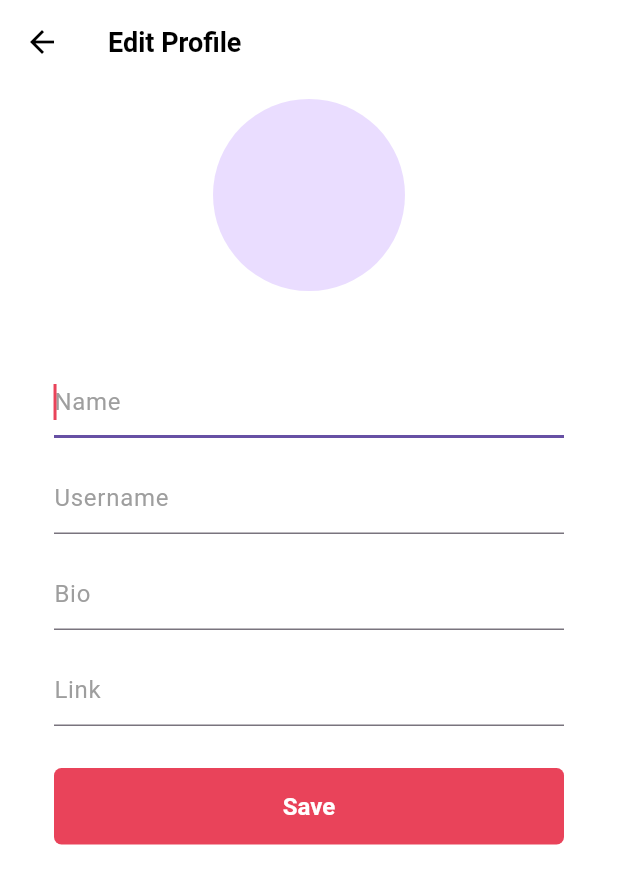
After one commit to shinysuh/Snapster, a Flutter app: the UserProfileScreen screen opened directly, after a tap on an icon or button, on a phone screen of 412 x 824 dp. The commit adds this screen. Shown: the top 884 px of the screen. Run offline on Flutter 3.47's test engine with Material 3 defaults, Android fonts, the phone set to English and light mode, and no system bars; our stand-ins replace camera, cloud_firestore, firebase_auth, firebase_core, firebase_storage, flutter_riverpod and 9 more; accounts and stored records are empty; network calls fail.

Commit message:
feat: user profile 업데이트 스크린 생성 및 기능 적용 : name / username / bio / link 수정 기능

```diff
--- a/lib/features/user/models/user_profile_model.dart
+++ b/lib/features/user/models/user_profile_model.dart
@@ -1,6 +1,7 @@
 class UserProfileModel {
   final String uid;
   final String name;
+  final String username;
   final String email;
   final String bio;
   final String link;
@@ -10,6 +11,7 @@ class UserProfileModel {
   UserProfileModel({
     required this.uid,
     required this.name,
+    required this.username,
     required this.email,
     required this.bio,
     required this.link,
@@ -20,6 +22,7 @@ class UserProfileModel {
   UserProfileModel.empty()
       : uid = '',
         name = '',
+        username = '',
         bio = '',
         email = '',
         link = '',
@@ -29,6 +32,7 @@ class UserProfileModel {
   UserProfileModel.fromJson(Map<String, dynamic> json)
       : uid = json['uid'],
         name = json['name'],
+        username = json['username'],
         bio = json['bio'],
         email = json['email'],
         link = json['link'],
@@ -39,6 +43,7 @@ class UserProfileModel {
     return {
       'uid': uid,
       'name': name,
+      'username': username,
       'bio': bio,
       'email': email,
       'link': link,
@@ -50,6 +55,7 @@ class UserProfileModel {
   UserProfileModel copyWith({
     String? uid,
     String? name,
+    String? username,
     String? email,
     String? bio,
     String? link,
@@ -59,6 +65,7 @@ class UserProfileModel {
     return UserProfileModel(
       uid: uid ?? this.uid,
       name: name ?? this.name,
+      username: username ?? this.username,
       email: email ?? this.email,
       bio: bio ?? this.bio,
       link: link ?? this.link,
--- a/lib/features/user/repository/user_repository.dart
+++ b/lib/features/user/repository/user_repository.dart
@@ -26,7 +26,17 @@ class UserRepository {
   }
 
   // update profile
-  Future<void> updateProfile(String uid, Map<String, dynamic> newData) async {
+  Future<UserProfileModel> updateProfile(
+      String uid, UserProfileModel profile) async {
+    await _database
+        .collection(userCollection)
+        .doc(uid)
+        .update(profile.toJson());
+    return profile;
+  }
+
+  // update profile
+  Future<void> patchProfile(String uid, Map<String, dynamic> newData) async {
     await _database.collection(userCollection).doc(uid).update(newData);
   }
 
@@ -39,6 +49,11 @@ class UserRepository {
     final fileRef = _storage.ref().child('$avatarStoragePath/$fileName');
     await fileRef.putFile(file);
   }
+
+  Future<void> deleteAvatar(String fileName) async {
+    final fileRef = _storage.ref().child('$avatarStoragePath/$fileName');
+    await fileRef.delete();
+  }
 }
 
 final userRepository = Provider(
--- /dev/null
+++ b/lib/features/user/user_profile_form_screen.dart
@@ -0,0 +1,183 @@
+import 'package:flutter/material.dart';
+import 'package:flutter_riverpod/flutter_riverpod.dart';
+import 'package:tiktok_clone/constants/gaps.dart';
+import 'package:tiktok_clone/constants/sizes.dart';
+import 'package:tiktok_clone/features/authentication/common/form_button.dart';
+import 'package:tiktok_clone/features/user/models/user_profile_model.dart';
+import 'package:tiktok_clone/features/user/view_models/avatar_view_model.dart';
+import 'package:tiktok_clone/features/user/view_models/user_view_model.dart';
+import 'package:tiktok_clone/features/user/widgets/avatar.dart';
+import 'package:tiktok_clone/generated/l10n.dart';
+import 'package:tiktok_clone/utils/navigator_redirection.dart';
+import 'package:tiktok_clone/utils/tap_to_unfocus.dart';
+
+class UserProfileFormScreen extends ConsumerStatefulWidget {
+  static const String routeName = 'edit_user';
+  static const String routeURL = '/edit_user';
+
+  final UserProfileModel profile;
+
+  const UserProfileFormScreen({
+    super.key,
+    required this.profile,
+  });
+
+  @override
+  ConsumerState<UserProfileFormScreen> createState() =>
+      _UserProfileFormScreenState();
+}
+
+class _UserProfileFormScreenState extends ConsumerState<UserProfileFormScreen> {
+  final GlobalKey<FormState> _formKey = GlobalKey<FormState>();
+  late Map<String, dynamic> _profile;
+
+  @override
+  void initState() {
+    super.initState();
+    _profile = widget.profile.toJson();
+  }
+
+  void _setNewProfile(String field, String? newValue) {
+    setState(() {
+      _profile[field] = newValue ?? '';
+    });
+  }
+
+  void _onTapNext() {}
+
+  void _onTapSave() {
+    if (_formKey.currentState != null &&
+        _formKey.currentState!.validate() /*invoke validator*/) {
+      _formKey.currentState!.save(); // invoke onSaved
+
+      // update firebase
+      ref
+          .read(userProvider.notifier)
+          .updateProfile(context, UserProfileModel.fromJson(_profile));
+
+      goBackToPreviousRoute(context);
+    }
+  }
+
+  Future<void> _onTapDeleteAvatar() async {
+    await ref.read(avatarProvider.notifier).deleteAvatar(widget.profile);
+  }
+
+  List<Widget> _getUserPic(UserProfileModel profile) {
+    return [
+      Gaps.v10,
+      Stack(
+        children: [
+          Avatar(
+            isVertical: false,
+            user: profile,
+          ),
+        ],
+      ),
+      Gaps.v20,
+    ];
+  }
+
+  @override
+  Widget build(BuildContext context) {
+    return ref.read(userProvider).when(
+          loading: () => const Center(
+            child: CircularProgressIndicator.adaptive(),
+          ),
+          error: (error, stackTrace) => Center(
+            child: Text(error.toString()),
+          ),
+          data: (user) => GestureDetector(
+            onTap: () => onTapOutsideAndDismissKeyboard(context),
+            child: Scaffold(
+              appBar: AppBar(
+                title: const Text('Edit Profile'),
+              ),
+              body: Padding(
+                padding: const EdgeInsets.symmetric(horizontal: Sizes.size36),
+                child: SafeArea(
+                  child: Column(
+                    children: [
+                      ..._getUserPic(user),
+                      Form(
+                        key: _formKey,
+                        child: Column(
+                          children: [
+                            Gaps.v28,
+                            TextFormField(
+                              initialValue: _profile['name'],
+                              autofocus: true,
+                              textCapitalization: TextCapitalization.none,
+                              decoration: InputDecoration(
+                                hintText: 'Name',
+                                hintStyle: TextStyle(
+                                  color: Colors.grey.shade500,
+                                ),
+                              ),
+                              onEditingComplete: _onTapNext,
+                              onSaved: (newValue) =>
+                                  _setNewProfile('name', newValue),
+                            ),
+                            Gaps.v16,
+                            TextFormField(
+                              initialValue: _profile['username'],
+                              autofocus: true,
+                              textCapitalization: TextCapitalization.none,
+                              decoration: InputDecoration(
+                                hintText: 'Username',
+                                hintStyle: TextStyle(
+                                  color: Colors.grey.shade500,
+                                ),
+                              ),
+                              onEditingComplete: _onTapNext,
+                              onSaved: (newValue) =>
+                                  _setNewProfile('username', newValue),
+                            ),
+                            Gaps.v16,
+                            TextFormField(
+                              initialValue: _profile['bio'],
+                              autofocus: true,
+                              textCapitalization: TextCapitalization.none,
+                              decoration: InputDecoration(
+                                hintText: 'Bio',
+                                hintStyle: TextStyle(
+                                  color: Colors.grey.shade500,
+                                ),
+                              ),
+                              onEditingComplete: _onTapNext,
+                              onSaved: (newValue) =>
+                                  _setNewProfile('bio', newValue),
+                            ),
+                            Gaps.v16,
+                            TextFormField(
+                              initialValue: _profile['link'],
+                              // focusNode: _secondFocus,
+                              textCapitalization: TextCapitalization.none,
+                              decoration: InputDecoration(
+                                hintText: 'Link',
+                                hintStyle: TextStyle(
+                                  color: Colors.grey.shade500,
+                                ),
+                              ),
+                              onEditingComplete: _onTapSave,
+                              onSaved: (newValue) =>
+                                  _setNewProfile('link', newValue),
+                            ),
+                            Gaps.v28,
+                            FormButton(
+                              disabled: ref.watch(userProvider).isLoading,
+                              onTapButton: _onTapSave,
+                              buttonText: S.of(context).save,
+                            ),
+                          ],
+                        ),
+                      ),
+                    ],
+                  ),
+                ),
+              ),
+            ),
+          ),
+        );
+  }
+}
--- a/lib/features/user/user_profile_screen.dart
+++ b/lib/features/user/user_profile_screen.dart
@@ -4,8 +4,10 @@ import 'package:font_awesome_flutter/font_awesome_flutter.dart';
 import 'package:tiktok_clone/constants/breakpoints.dart';
 import 'package:tiktok_clone/constants/gaps.dart';
 import 'package:tiktok_clone/constants/sizes.dart';
+import 'package:tiktok_clone/features/inbox/activity_screen.dart';
 import 'package:tiktok_clone/features/settings/settings_screen.dart';
 import 'package:tiktok_clone/features/user/models/user_profile_model.dart';
+import 'package:tiktok_clone/features/user/user_profile_form_screen.dart';
 import 'package:tiktok_clone/features/user/view_models/user_view_model.dart';
 import 'package:tiktok_clone/features/user/widgets/avatar.dart';
 import 'package:tiktok_clone/features/user/widgets/follow_info.dart';
@@ -31,6 +33,21 @@ class _UserProfileScreenState extends ConsumerState<UserProfileScreen> {
   final _username = '쭌희';
   final _userAccount = 'Jason_2426';
   final _videoRatio = 4 / 5;
+
+  void _onTapEditProfile(UserProfileModel profile) {
+    goToRouteNamed(
+      context: context,
+      routeName: UserProfileFormScreen.routeName,
+      extra: profile,
+    );
+  }
+
+  void _onTapBell() {
+    goToRouteNamed(
+      context: context,
+      routeName: ActivityScreen.routeName,
+    );
+  }
 
   void _onTapGear() {
     redirectToScreen(
@@ -59,7 +76,7 @@ class _UserProfileScreenState extends ConsumerState<UserProfileScreen> {
       mainAxisAlignment: MainAxisAlignment.center,
       children: [
         Text(
-          '@${user.name}',
+          '@${user.username}',
           style: const TextStyle(
             fontSize: Sizes.size16,
             fontWeight: FontWeight.w600,
@@ -231,14 +248,17 @@ class _UserProfileScreenState extends ConsumerState<UserProfileScreen> {
                         SliverAppBar(
                           centerTitle: true,
                           // backgroundColor: isDark ? Colors.black : Colors.white,
-                          title: Text(user.name
-                              // widget.username.isEmpty
-                              //     ? _username
-                              //     : widget.username,
-                              ),
+                          title: Text(user.name),
                           actions: [
                             IconButton(
-                              onPressed: () {},
+                              onPressed: () => _onTapEditProfile(user),
+                              icon: const FaIcon(
+                                FontAwesomeIcons.pen,
+                                size: Sizes.size18,
+                              ),
+                            ),
+                            IconButton(
+                              onPressed: _onTapBell,
                               icon: const FaIcon(
                                 FontAwesomeIcons.bell,
                                 size: Sizes.size20,
--- a/lib/features/user/view_models/avatar_view_model.dart
+++ b/lib/features/user/view_models/avatar_view_model.dart
@@ -26,6 +26,16 @@ class AvatarViewModel extends AsyncNotifier<void> {
       await ref.read(userProvider.notifier).onAvatarUploaded(profile);
     });
   }
+
+  Future<void> deleteAvatar(UserProfileModel profile) async {
+    state = const AsyncValue.loading();
+
+    final fileName = ref.read(authRepository).user!.uid;
+    state = await AsyncValue.guard(() async {
+      await _repository.deleteAvatar(fileName);
+      await ref.read(userProvider.notifier).onAvatarDeleted(profile);
+    });
+  }
 }
 
 final avatarProvider = AsyncNotifierProvider<AvatarViewModel, void>(
--- a/lib/router.dart
+++ b/lib/router.dart
@@ -10,6 +10,8 @@ import 'package:tiktok_clone/features/inbox/activity_screen.dart';
 import 'package:tiktok_clone/features/inbox/chat_detail_screen.dart';
 import 'package:tiktok_clone/features/inbox/chats_screen.dart';
 import 'package:tiktok_clone/features/onboarding/interests_screen.dart';
+import 'package:tiktok_clone/features/user/models/user_profile_model.dart';
+import 'package:tiktok_clone/features/user/user_profile_form_screen.dart';
 import 'package:tiktok_clone/features/video/views/video_recording_screen.dart';
 
 /*
@@ -59,6 +61,16 @@ final routerProvider = Provider((ref) {
       //   path: '/',
       //   builder: (context, state) => const VideoRecordingScreen(),
       // ),
+      GoRoute(
+        name: UserProfileFormScreen.routeName,
+        path: UserProfileFormScreen.routeURL,
+        builder: (context, state) {
+          var profile = state.extra != null
+              ? state.extra as UserProfileModel
+              : UserProfileModel.empty();
+          return UserProfileFormScreen(profile: profile);
+        },
+      ),
       GoRoute(
         name: SignUpScreen.routeName,
         path: SignUpScreen.routeURL,
```
Also changed, not shown: lib/features/user/view_models/user_view_model.dart (+29 -2 lines).
